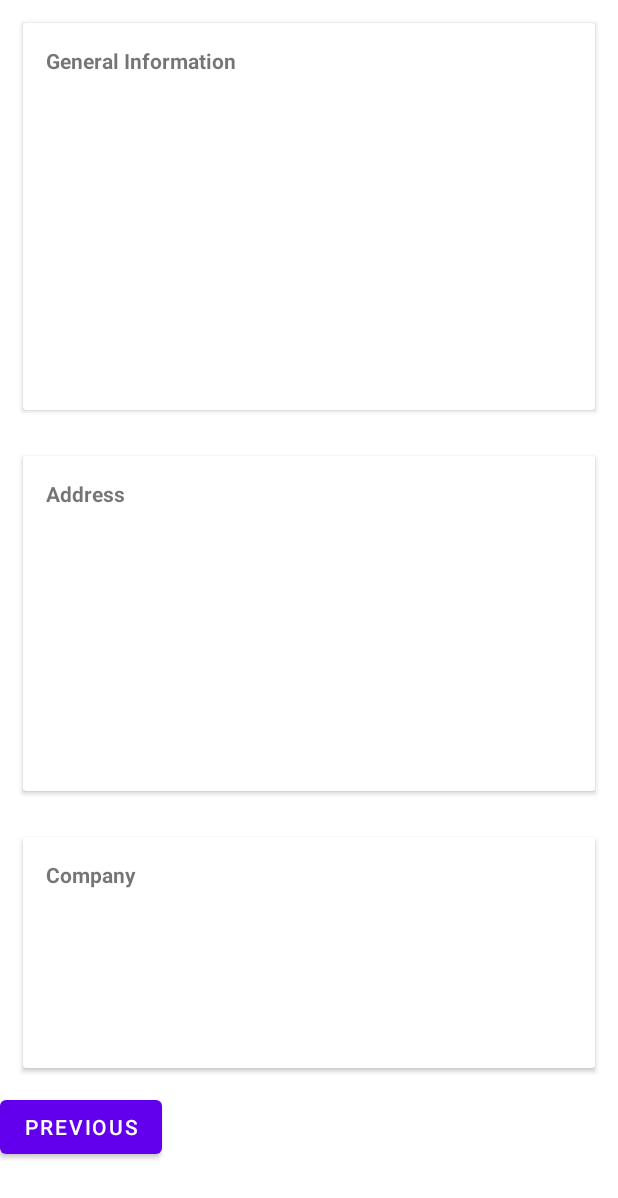
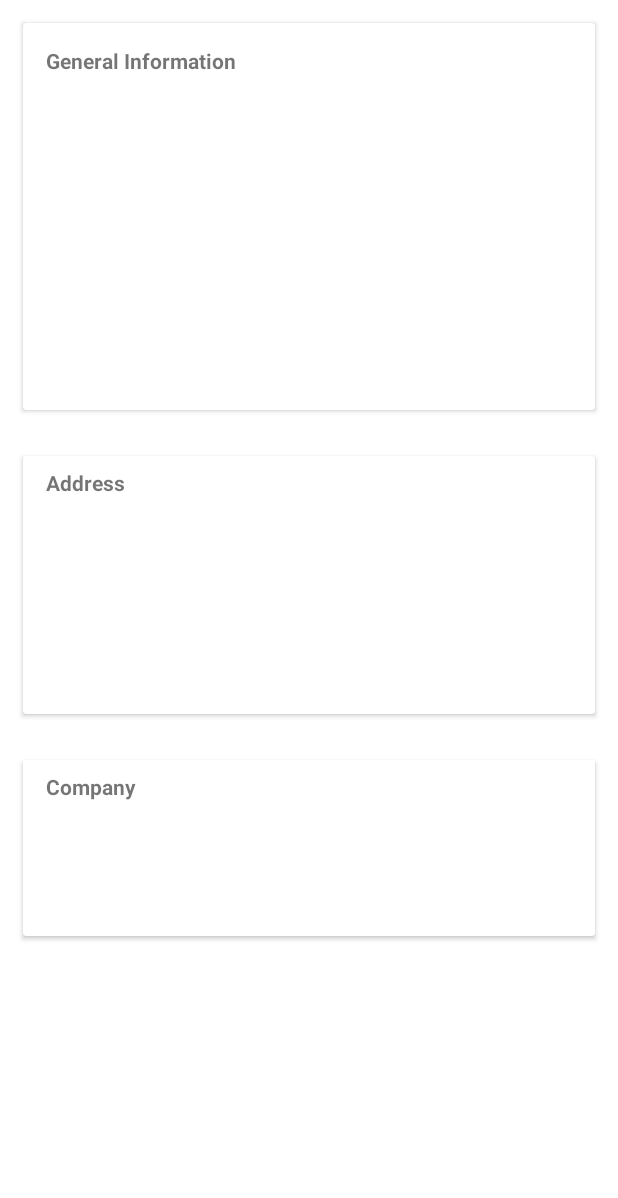
Before and after one commit to mgangulo/ListView, an Android app: the layout fragment_second.xml on its own in the app's theme, with its tools: preview values and no code run, on a phone screen of 412 x 824 dp. Shown: the top 1198 px of the screen. Run offline under Robolectric (Android 15) with nearby library versions, the phone set to English and light mode, and no system bars.

Commit message:
Second fragmend with information

```diff
--- a/app/build.gradle
+++ b/app/build.gradle
@@ -1,6 +1,7 @@
 plugins {
     id 'com.android.application'
     id 'kotlin-android'
+    id "androidx.navigation.safeargs.kotlin"
 }
 
 android {
@@ -51,4 +52,5 @@ dependencies {
     implementation 'com.squareup.retrofit2:retrofit:2.9.0'
     implementation 'com.squareup.retrofit2:converter-gson:2.9.0'
     implementation "com.squareup.retrofit2:adapter-rxjava2:2.4.0"
+
 }
--- a/app/src/main/res/layout/fragment_second.xml
+++ b/app/src/main/res/layout/fragment_second.xml
@@ -66,6 +66,7 @@
                     android:layout_marginStart="@dimen/list_margin"
                     android:layout_marginEnd="@dimen/list_margin"
                     android:layout_marginBottom="@dimen/list_margin" />
+
                 <TextView
                     android:id="@+id/phoneText"
                     android:layout_width="match_parent"
@@ -73,6 +74,7 @@
                     android:layout_marginStart="@dimen/list_margin"
                     android:layout_marginEnd="@dimen/list_margin"
                     android:layout_marginBottom="@dimen/list_margin" />
+
                 <TextView
                     android:id="@+id/websiteText"
                     android:layout_width="match_parent"
@@ -81,69 +83,7 @@
                     android:layout_marginEnd="@dimen/list_margin"
                     android:layout_marginBottom="@dimen/list_margin" />
             </LinearLayout>
-        </androidx.cardview.widget.CardView><androidx.cardview.widget.CardView
-        android:layout_width="match_parent"
-        android:layout_height="wrap_content"
-        android:layout_marginStart="@dimen/list_margin"
-        android:layout_marginTop="@dimen/list_margin"
-        android:layout_marginEnd="@dimen/list_margin"
-        android:layout_marginBottom="@dimen/list_margin">
-
-        <LinearLayout
-            android:layout_width="match_parent"
-            android:layout_height="wrap_content"
-            android:orientation="vertical">
-
-            <TextView
-                android:layout_width="match_parent"
-                android:layout_height="wrap_content"
-                android:layout_marginStart="@dimen/list_margin"
-                android:layout_marginTop="@dimen/list_margin"
-                android:layout_marginEnd="@dimen/list_margin"
-                android:layout_marginBottom="@dimen/list_margin"
-                android:text="@string/address"
-                android:textStyle="bold" />
-
-            <TextView
-                android:id="@+id/streetText"
-                android:layout_width="match_parent"
-                android:layout_height="wrap_content"
-                android:layout_marginStart="@dimen/list_margin"
-                android:layout_marginEnd="@dimen/list_margin"
-                android:layout_marginBottom="@dimen/list_margin" />
-
-            <TextView
-                android:id="@+id/suiteText"
-                android:layout_width="match_parent"
-                android:layout_height="wrap_content"
-                android:layout_marginStart="@dimen/list_margin"
-                android:layout_marginEnd="@dimen/list_margin"
-                android:layout_marginBottom="@dimen/list_margin" />
-
-            <TextView
-                android:id="@+id/cityText"
-                android:layout_width="match_parent"
-                android:layout_height="wrap_content"
-                android:layout_marginStart="@dimen/list_margin"
-                android:layout_marginEnd="@dimen/list_margin"
-                android:layout_marginBottom="@dimen/list_margin" />
-
-            <TextView
-                android:id="@+id/zipcodeText"
-                android:layout_width="match_parent"
-                android:layout_height="wrap_content"
-                android:layout_marginStart="@dimen/list_margin"
-                android:layout_marginEnd="@dimen/list_margin"
-                android:layout_marginBottom="@dimen/list_margin" />
-            <TextView
-                android:id="@+id/coordinatesText"
-                android:layout_width="match_parent"
-                android:layout_height="wrap_content"
-                android:layout_marginStart="@dimen/list_margin"
-                android:layout_marginEnd="@dimen/list_margin"
-                android:layout_marginBottom="@dimen/list_margin" />
-        </LinearLayout>
-    </androidx.cardview.widget.CardView>
+        </androidx.cardview.widget.CardView>
 
         <androidx.cardview.widget.CardView
             android:layout_width="match_parent"
@@ -162,9 +102,74 @@
                     android:layout_width="match_parent"
                     android:layout_height="wrap_content"
                     android:layout_marginStart="@dimen/list_margin"
-                    android:layout_marginTop="@dimen/list_margin"
+                    android:layout_marginTop="@dimen/card_text_margin"
                     android:layout_marginEnd="@dimen/list_margin"
-                    android:layout_marginBottom="@dimen/list_margin"
+                    android:layout_marginBottom="@dimen/card_text_margin"
+                    android:text="@string/address"
+                    android:textStyle="bold" />
+
+                <TextView
+                    android:id="@+id/streetText"
+                    android:layout_width="match_parent"
+                    android:layout_height="wrap_content"
+                    android:layout_marginStart="@dimen/list_margin"
+                    android:layout_marginEnd="@dimen/list_margin"
+                    android:layout_marginBottom="@dimen/card_text_margin" />
+
+                <TextView
+                    android:id="@+id/suiteText"
+                    android:layout_width="match_parent"
+                    android:layout_height="wrap_content"
+                    android:layout_marginStart="@dimen/list_margin"
+                    android:layout_marginEnd="@dimen/list_margin"
+                    android:layout_marginBottom="@dimen/card_text_margin" />
+
+                <TextView
+                    android:id="@+id/cityText"
+                    android:layout_width="match_parent"
+                    android:layout_height="wrap_content"
+                    android:layout_marginStart="@dimen/list_margin"
+                    android:layout_marginEnd="@dimen/list_margin"
+                    android:layout_marginBottom="@dimen/card_text_margin" />
+
+                <TextView
+                    android:id="@+id/zipcodeText"
+                    android:layout_width="match_parent"
+                    android:layout_height="wrap_content"
+                    android:layout_marginStart="@dimen/list_margin"
+                    android:layout_marginEnd="@dimen/list_margin"
+                    android:layout_marginBottom="@dimen/card_text_margin" />
+
+                <TextView
+                    android:id="@+id/coordinatesText"
+                    android:layout_width="match_parent"
+                    android:layout_height="wrap_content"
+                    android:layout_marginStart="@dimen/list_margin"
+                    android:layout_marginEnd="@dimen/list_margin"
+                    android:layout_marginBottom="@dimen/card_text_margin" />
+            </LinearLayout>
+        </androidx.cardview.widget.CardView>
+
+        <androidx.cardview.widget.CardView
+            android:layout_width="match_parent"
+            android:layout_height="wrap_content"
+            android:layout_marginStart="@dimen/list_margin"
+            android:layout_marginTop="@dimen/list_margin"
+            android:layout_marginEnd="@dimen/list_margin"
+            android:layout_marginBottom="@dimen/list_margin">
+
+            <LinearLayout
+                android:layout_width="match_parent"
+                android:layout_height="wrap_content"
+                android:orientation="vertical">
+
+                <TextView
+                    android:layout_width="match_parent"
+                    android:layout_height="wrap_content"
+                    android:layout_marginStart="@dimen/list_margin"
+                    android:layout_marginTop="@dimen/card_text_margin"
+                    android:layout_marginEnd="@dimen/list_margin"
+                    android:layout_marginBottom="@dimen/card_text_margin"
                     android:text="@string/company"
                     android:textStyle="bold" />
 
@@ -174,7 +179,7 @@
                     android:layout_height="wrap_content"
                     android:layout_marginStart="@dimen/list_margin"
                     android:layout_marginEnd="@dimen/list_margin"
-                    android:layout_marginBottom="@dimen/list_margin" />
+                    android:layout_marginBottom="@dimen/card_text_margin" />
 
                 <TextView
                     android:id="@+id/catchphraseText"
@@ -182,7 +187,7 @@
                     android:layout_height="wrap_content"
                     android:layout_marginStart="@dimen/list_margin"
                     android:layout_marginEnd="@dimen/list_margin"
-                    android:layout_marginBottom="@dimen/list_margin" />
+                    android:layout_marginBottom="@dimen/card_text_margin" />
 
                 <TextView
                     android:id="@+id/bsText"
@@ -190,14 +195,8 @@
                     android:layout_height="wrap_content"
                     android:layout_marginStart="@dimen/list_margin"
                     android:layout_marginEnd="@dimen/list_margin"
-                    android:layout_marginBottom="@dimen/list_margin" />
+                    android:layout_marginBottom="@dimen/card_text_margin" />
             </LinearLayout>
         </androidx.cardview.widget.CardView>
-
-        <Button
-            android:id="@+id/button_second"
-            android:layout_width="wrap_content"
-            android:layout_height="wrap_content"
-            android:text="@string/previous" />
     </LinearLayout>
 </ScrollView>
--- a/app/src/main/res/navigation/nav_graph.xml
+++ b/app/src/main/res/navigation/nav_graph.xml
@@ -21,8 +21,8 @@
         android:label="@string/second_fragment_label"
         tools:layout="@layout/fragment_second">
 
-        <action
-            android:id="@+id/action_SecondFragment_to_FirstFragment"
-            app:destination="@id/FirstFragment" />
+        <argument
+            android:name="userData"
+            app:argType="com.coderbyte.listview.pojo.User" />
     </fragment>
 </navigation>
--- a/app/src/main/res/values/dimens.xml
+++ b/app/src/main/res/values/dimens.xml
@@ -1,4 +1,5 @@
 <resources>
     <dimen name="fab_margin">16dp</dimen>
     <dimen name="list_margin">15dp</dimen>
+    <dimen name="card_text_margin">8dp</dimen>
 </resources>
--- a/app/src/main/res/values/strings.xml
+++ b/app/src/main/res/values/strings.xml
@@ -12,6 +12,7 @@
     <string name="general_information">General Information</string>
     <string name="company">Company</string>
     <string name="address">Address</string>
+    <string name="idLabel"><b>ID: </b> %1$d</string>
     <string name="name"><b>Name: </b> %1$s</string>
     <string name="username"><b>Username: </b> %1$s</string>
     <string name="email"><b>Email: </b> %1$s</string>
--- a/build.gradle
+++ b/build.gradle
@@ -8,6 +8,7 @@ buildscript {
     dependencies {
         classpath "com.android.tools.build:gradle:4.1.2"
         classpath "org.jetbrains.kotlin:kotlin-gradle-plugin:$kotlin_version"
+        classpath "androidx.navigation:navigation-safe-args-gradle-plugin:2.3.4"
 
         // NOTE: Do not place your application dependencies here; they belong
         // in the individual module build.gradle files
```
Also changed, not shown: app/src/main/java/com/coderbyte/listview/pojo/Address.kt (+34 -1 lines), app/src/main/java/com/coderbyte/listview/pojo/Company.kt (+30 -1 lines), app/src/main/java/com/coderbyte/listview/pojo/Geo.kt (+28 -1 lines), app/src/main/java/com/coderbyte/listview/pojo/User.kt (+42 -2 lines), app/src/main/java/com/coderbyte/listview/ui/fragments/FirstFragment.kt (+8 -16 lines), app/src/main/java/com/coderbyte/listview/ui/fragments/SecondFragment.kt (+28 -5 lines), app/src/main/res/layout/fragment_first.xml (+0 -9 lines).
